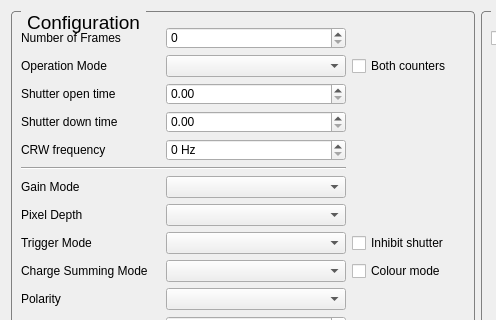
Before: the Qt Designer form SpidrMpx3Eq/qcstmconfigmonitoring.ui in navrit/dexter, drawn with Qt 5; both pictures show x 0 to 496 and y 0 to 320 of the 1187 by 790 pixel window.
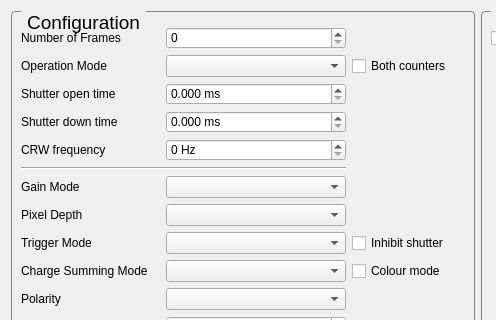
After: the same form once the commit is applied.

Commit message: Set the correct limit for shutter down at 12 and 24 bits mode + adding suffix.

Patch:
```diff
--- a/SpidrMpx3Eq/qcstmconfigmonitoring.ui
+++ b/SpidrMpx3Eq/qcstmconfigmonitoring.ui
@@ -1541,6 +1541,12 @@
         </item>
         <item row="2" column="3">
          <widget class="QDoubleSpinBox" name="triggerLengthSpinner">
+          <property name="suffix">
+           <string> ms</string>
+          </property>
+          <property name="decimals">
+           <number>3</number>
+          </property>
           <property name="maximum">
            <double>4294967295.000000000000000</double>
           </property>
@@ -1548,6 +1554,12 @@
         </item>
         <item row="3" column="3">
          <widget class="QDoubleSpinBox" name="triggerDowntimeSpinner">
+          <property name="suffix">
+           <string> ms</string>
+          </property>
+          <property name="decimals">
+           <number>3</number>
+          </property>
           <property name="maximum">
            <double>4294967295.000000000000000</double>
           </property>
```
The commit also changes 2 other files.
